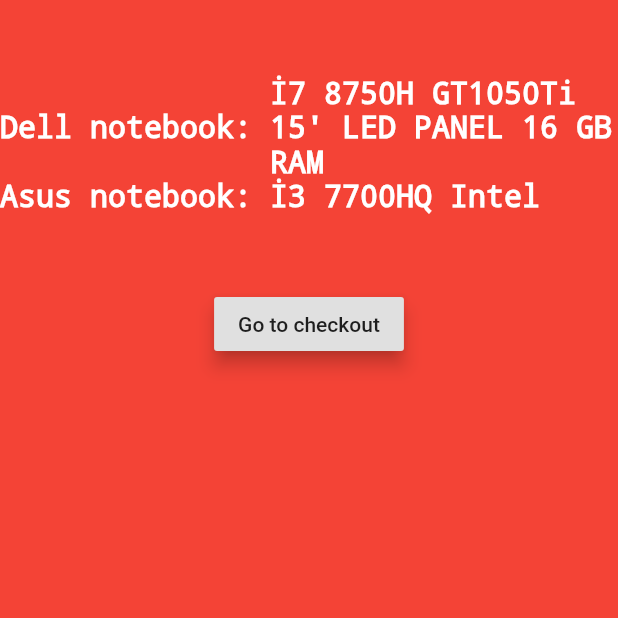
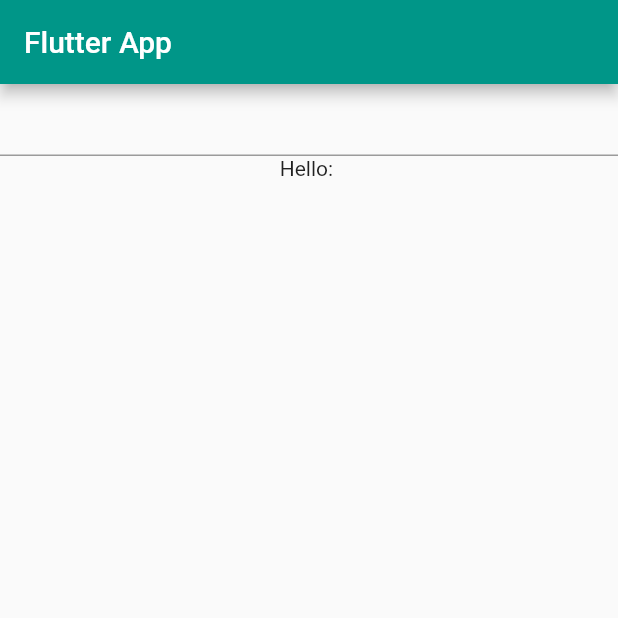
Before and after one commit to emrullahayin/first_flutter, a Flutter app: the screen it shows after launch, on a phone screen of 412 x 824 dp, the top half of it. Run offline on Flutter 3.47's test engine with Material 2 defaults, Android fonts, the phone set to English and light mode, and no system bars.

```diff
--- a/lib/main.dart
+++ b/lib/main.dart
@@ -3,6 +3,8 @@ import 'package:first_flutter/screens/home.dart';
 
 void main() {
   runApp(MaterialApp(
+    title: 'Flutter Demo',
+    theme: ThemeData(primarySwatch: Colors.teal),
     home: Home(),
   ));
 }
--- a/lib/screens/home.dart
+++ b/lib/screens/home.dart
@@ -1,94 +1,32 @@
 import 'package:flutter/material.dart';
 
-class Home extends StatelessWidget {
+class Home extends StatefulWidget {
+  @override
+  State<StatefulWidget> createState() {
+    return DialogBox();
+  }
+}
+
+class DialogBox extends State<Home> {
+  String Name = "";
   @override
   Widget build(BuildContext context) {
-    // TODO: implement build
-    return Center(
-      child: Container(
-          alignment: Alignment.topLeft,
-          color: Colors.red,
-          padding: EdgeInsets.only(top: 50.0),
-          child: Column(
-            children: <Widget>[
-              Row(
-                textDirection: TextDirection.ltr,
-                children: <Widget>[
-                  Text(
-                    "Dell notebook: ",
-                    textDirection: TextDirection.ltr,
-                    style: TextStyle(
-                        fontSize: 20.0,
-                        decoration: TextDecoration.none,
-                        color: Colors.white),
-                  ),
-                  Expanded(
-                    child: Text(
-                      "İ7 8750H GT1050Ti 15' LED PANEL 16 GB RAM ",
-                      textDirection: TextDirection.ltr,
-                      style: TextStyle(
-                          fontSize: 20.0,
-                          decoration: TextDecoration.none,
-                          color: Colors.white),
-                    ),
-                  )
-                ],
-              ),
-              Row(
-                textDirection: TextDirection.ltr,
-                children: <Widget>[
-                  Text(
-                    "Asus notebook: ",
-                    textDirection: TextDirection.ltr,
-                    style: TextStyle(
-                        fontSize: 20.0,
-                        decoration: TextDecoration.none,
-                        color: Colors.white),
-                  ),
-                  Expanded(
-                    child: Text(
-                      "İ3 7700HQ Intel",
-                      textDirection: TextDirection.ltr,
-                      style: TextStyle(
-                          fontSize: 20.0,
-                          decoration: TextDecoration.none,
-                          color: Colors.white),
-                    ),
-                  )
-                ],
-              ),
-              Directionality(
-                child: OrderButton(),
-                textDirection: TextDirection.ltr,
-              )
-            ],
-          )),
+    return Scaffold(
+      appBar: AppBar(
+        title: Text("Flutter App"),
+      ),
+      body: Column(
+        children: <Widget>[
+          TextField(
+            onChanged: (String nameToChange) {
+              setState(() {
+                Name = nameToChange;
+              });
+            },
+          ),
+          Text("Hello: "+ Name)
+        ],
+      ),
     );
   }
 }
-
-class OrderButton extends StatelessWidget {
-  @override
-  Widget build(BuildContext context) {
-    var button = Container(
-      margin: EdgeInsets.only(top: 50.0),
-      child: RaisedButton(
-        child: Text("Go to checkout"),
-        onPressed: () {
-          order(context);
-        },
-        elevation: 5.0,
-      ),
-    );
-    return button;
-  }
-}
-
-order(BuildContext context) {
-  var alert = AlertDialog(
-    title: Text("Go to checkout"),
-    content: Text("I will goto checkout"),
-  );
-
-  showDialog(context: context, builder: (BuildContext context) => alert);
-}
```
